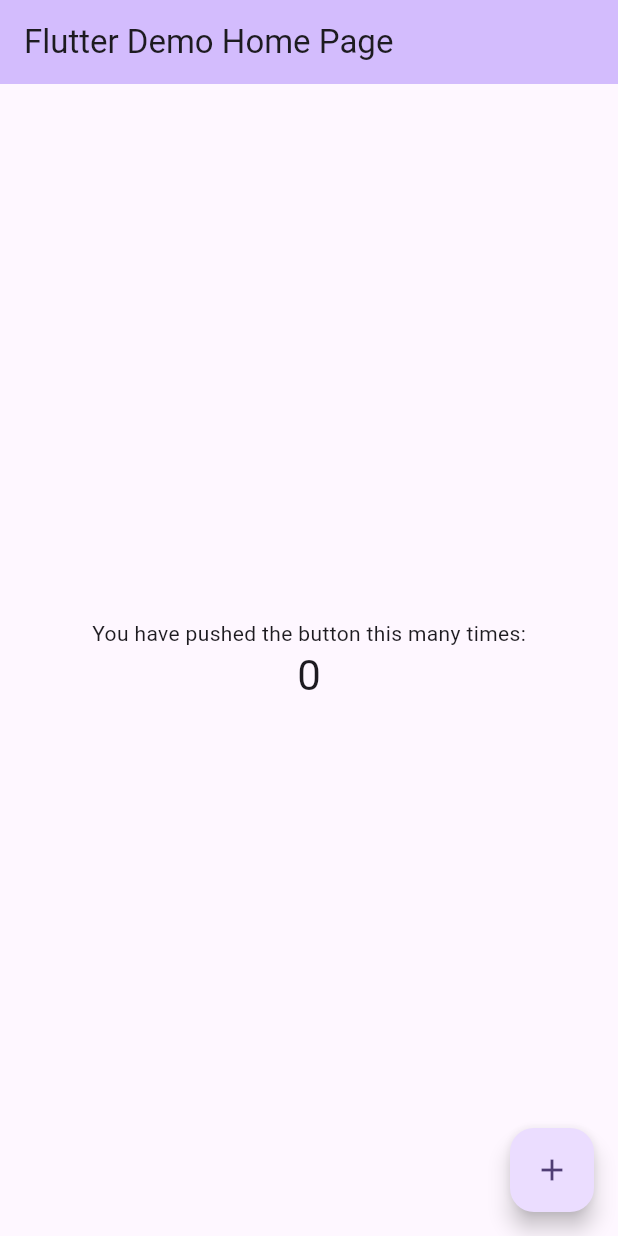
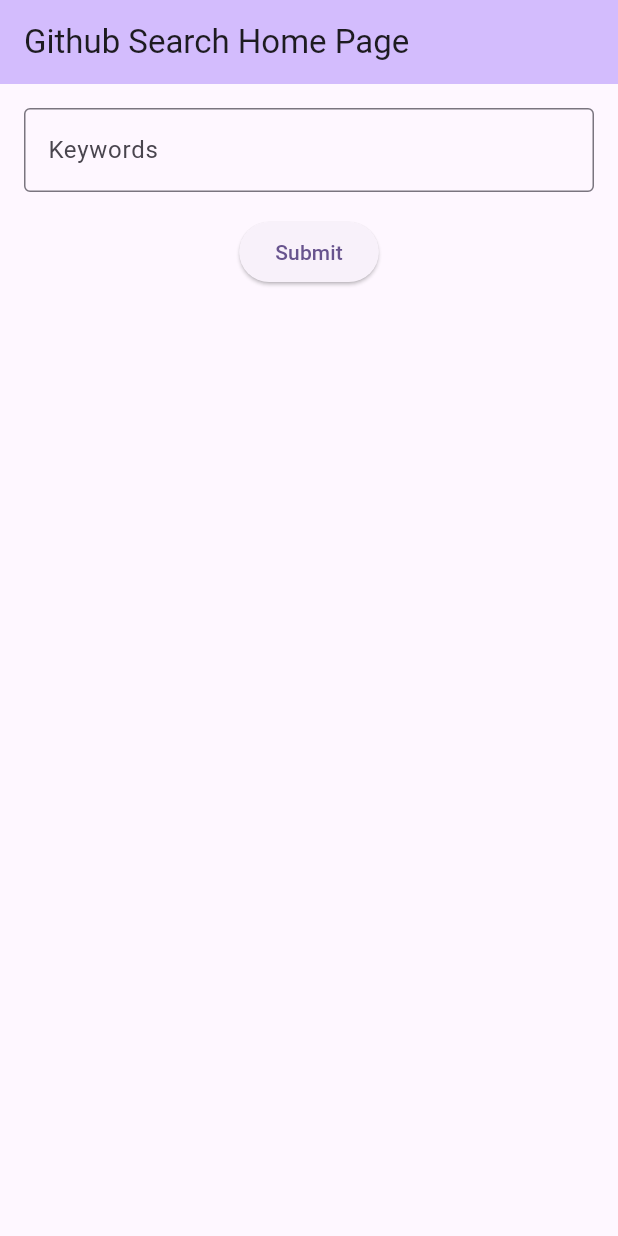
Before and after one commit to imcode65/FlutterTest, a Flutter app: the screen it shows after launch, on a phone screen of 412 x 824 dp. Run offline on Flutter 3.47's test engine with Material 2 defaults, Android fonts, the phone set to English and light mode, and no system bars.

Commit message:
added search input

```diff
--- a/lib/main.dart
+++ b/lib/main.dart
@@ -31,7 +31,7 @@ class MyApp extends StatelessWidget {
         colorScheme: ColorScheme.fromSeed(seedColor: Colors.deepPurple),
         useMaterial3: true,
       ),
-      home: const MyHomePage(title: 'Flutter Demo Home Page'),
+      home: const MyHomePage(title: 'Github Search Home Page'),
     );
   }
 }
@@ -55,71 +55,38 @@ class MyHomePage extends StatefulWidget {
 }
 
 class _MyHomePageState extends State<MyHomePage> {
-  int _counter = 0;
-
-  void _incrementCounter() {
-    setState(() {
-      // This call to setState tells the Flutter framework that something has
-      // changed in this State, which causes it to rerun the build method below
-      // so that the display can reflect the updated values. If we changed
-      // _counter without calling setState(), then the build method would not be
-      // called again, and so nothing would appear to happen.
-      _counter++;
-    });
-  }
+  final TextEditingController _textEditingController = TextEditingController();
 
   @override
   Widget build(BuildContext context) {
-    // This method is rerun every time setState is called, for instance as done
-    // by the _incrementCounter method above.
-    //
-    // The Flutter framework has been optimized to make rerunning build methods
-    // fast, so that you can just rebuild anything that needs updating rather
-    // than having to individually change instances of widgets.
     return Scaffold(
       appBar: AppBar(
-        // TRY THIS: Try changing the color here to a specific color (to
-        // Colors.amber, perhaps?) and trigger a hot reload to see the AppBar
-        // change color while the other colors stay the same.
         backgroundColor: Theme.of(context).colorScheme.inversePrimary,
-        // Here we take the value from the MyHomePage object that was created by
-        // the App.build method, and use it to set our appbar title.
         title: Text(widget.title),
       ),
-      body: Center(
-        // Center is a layout widget. It takes a single child and positions it
-        // in the middle of the parent.
+      body: Padding(
+        padding: EdgeInsets.all(16),
         child: Column(
-          // Column is also a layout widget. It takes a list of children and
-          // arranges them vertically. By default, it sizes itself to fit its
-          // children horizontally, and tries to be as tall as its parent.
-          //
-          // Column has various properties to control how it sizes itself and
-          // how it positions its children. Here we use mainAxisAlignment to
-          // center the children vertically; the main axis here is the vertical
-          // axis because Columns are vertical (the cross axis would be
-          // horizontal).
-          //
-          // TRY THIS: Invoke "debug painting" (choose the "Toggle Debug Paint"
-          // action in the IDE, or press "p" in the console), to see the
-          // wireframe for each widget.
-          mainAxisAlignment: MainAxisAlignment.center,
-          children: <Widget>[
-            const Text(
-              'You have pushed the button this many times:',
+          children: [
+            TextField(
+              controller: _textEditingController,
+              decoration: const InputDecoration(
+                labelText: 'Keywords',
+                hintText: 'Enter some keywords',
+                border: OutlineInputBorder(),
+              ),
             ),
-            Text(
-              '$_counter',
-              style: Theme.of(context).textTheme.headlineMedium,
+            const SizedBox(height: 16),
+            ElevatedButton(
+              onPressed: () {
+                String keywords = _textEditingController.text;
+                print('User input: $keywords');
+              },
+              child: const Text('Submit'),
             ),
           ],
         ),
       ),
-      floatingActionButton: FloatingActionButton(
-        onPressed: _incrementCounter,
-        tooltip: 'Increment',
-        child: const Icon(Icons.add),
-      ), // This trailing comma makes auto-formatting nicer for build methods.
     );
   }
 }
```
Also changed, not shown: pubspec.yaml (+3 -4 lines), pubspec.lock.
